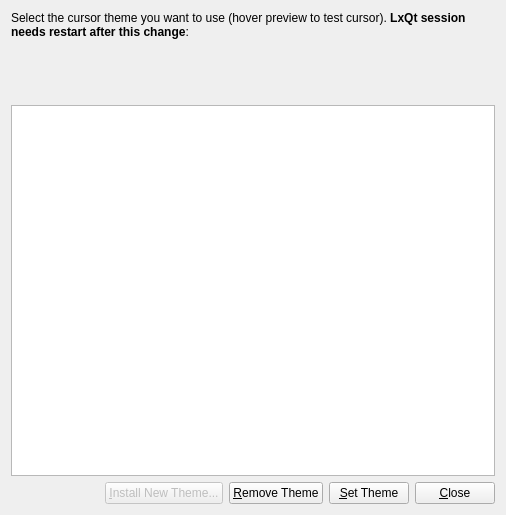
The window that lxqt-config-mouse/ui/selectwnd.ui (lxqt/lxqt-config) describes before a commit, drawn with Qt 5.
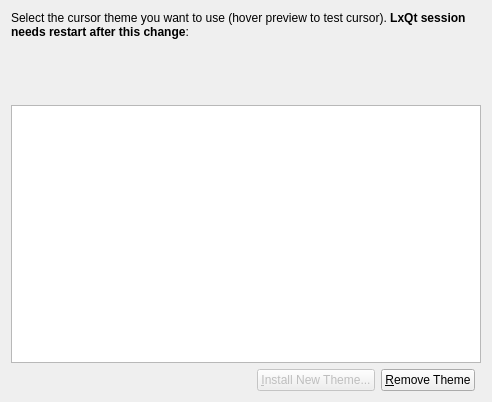
The same window after the commit. Custom widgets are drawn as their Qt base class.

Diff of the .ui file:
```diff
--- a/lxqt-config-mouse/ui/selectwnd.ui
+++ b/lxqt-config-mouse/ui/selectwnd.ui
@@ -6,15 +6,15 @@
    <rect>
     <x>0</x>
     <y>0</y>
-    <width>506</width>
-    <height>515</height>
+    <width>492</width>
+    <height>402</height>
    </rect>
   </property>
   <property name="windowTitle">
    <string>LxQt Mouse Theme Configuration</string>
   </property>
   <layout class="QGridLayout" name="gridLayout">
-   <item row="0" column="0" colspan="5">
+   <item row="0" column="0" colspan="4">
     <widget class="QLabel" name="infoLabel">
      <property name="text">
       <string>Select the cursor theme you want to use (hover preview to test cursor). &lt;b&gt;LxQt session needs restart after this change&lt;/b&gt;:</string>
@@ -24,10 +24,10 @@
      </property>
     </widget>
    </item>
-   <item row="1" column="0" colspan="5">
+   <item row="1" column="0" colspan="4">
     <widget class="WarningLabel" name="warningLabel" native="true"/>
    </item>
-   <item row="2" column="0" colspan="5">
+   <item row="2" column="0" colspan="4">
     <widget class="PreviewWidget" name="preview" native="true">
      <property name="sizePolicy">
       <sizepolicy hsizetype="Preferred" vsizetype="Preferred">
@@ -43,7 +43,7 @@
      </property>
     </widget>
    </item>
-   <item row="3" column="0" colspan="5">
+   <item row="3" column="0" colspan="4">
     <widget class="QListView" name="lbThemes">
      <property name="editTriggers">
       <set>QAbstractItemView::NoEditTriggers</set>
@@ -89,20 +89,6 @@
      </property>
     </widget>
    </item>
-   <item row="4" column="3">
-    <widget class="QPushButton" name="btSet">
-     <property name="text">
-      <string>&amp;Set Theme</string>
-     </property>
-    </widget>
-   </item>
-   <item row="4" column="4">
-    <widget class="QPushButton" name="closeButton">
-     <property name="text">
-      <string>&amp;Close</string>
-     </property>
-    </widget>
-   </item>
   </layout>
  </widget>
  <customwidgets>
```
Left out of the diff: 20 changed lines with no effect on the pictures.
